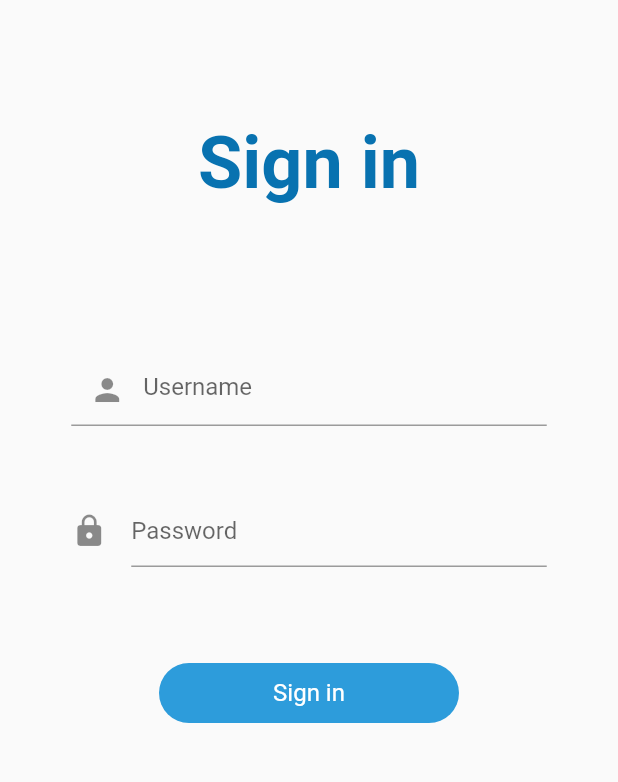
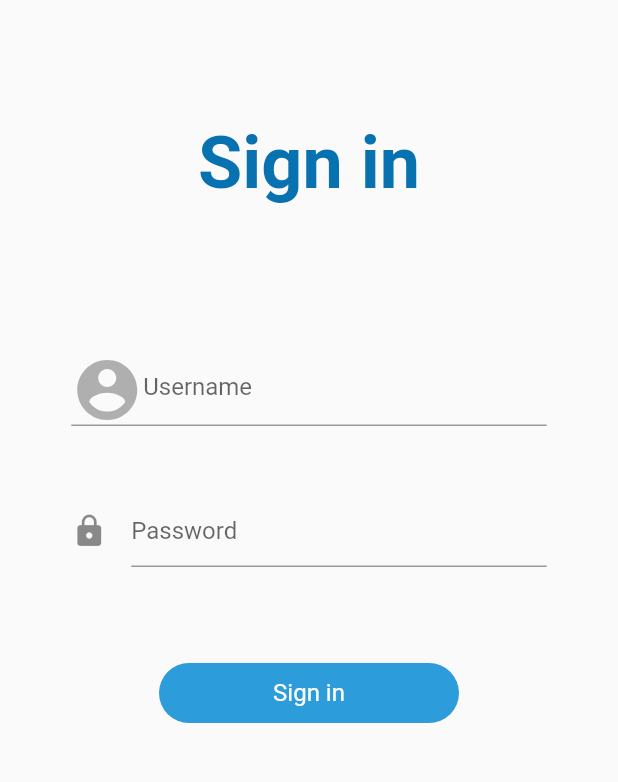
Before and after one commit to MoonCao2211/fa_app, a Flutter app: the screen it shows after launch, on a phone screen of 412 x 824 dp, the part 231-1013 px from its top. Run offline on Flutter 3.47's test engine with Material 2 defaults, Android fonts, the light colour scheme and no system bars; our stand-ins replace flutter_svg.

Commit message:
change icon use svg

```diff
--- a/lib/pages/login_page.dart
+++ b/lib/pages/login_page.dart
@@ -1,5 +1,6 @@
 import 'package:flutter/material.dart';
 import 'package:flutter/src/widgets/framework.dart';
+import 'package:flutter_svg/flutter_svg.dart';
 
 class LoginPage extends StatefulWidget {
   const LoginPage({super.key});
@@ -42,9 +43,10 @@ class _LoginPage extends State<LoginPage> {
             ),
             Container(
               width: 317,
-              child: const TextField(
+              child: TextField(
                 decoration: InputDecoration(
-                  prefixIcon: Icon(Icons.person),
+                  prefixIcon:
+                      SvgPicture.asset('assets/images/icons/ic_account.svg'),
                   hintText: "Username",
                   // hintStyle:
                 ),
--- a/pubspec.yaml
+++ b/pubspec.yaml
@@ -36,6 +36,7 @@ dependencies:
   # The following adds the Cupertino Icons font to your application.
   # Use with the CupertinoIcons class for iOS style icons.
   cupertino_icons: ^1.0.2
+  flutter_svg: ^1.1.6
 
 dev_dependencies:
   flutter_test:
@@ -62,6 +63,7 @@ flutter:
   # To add assets to your application, add an assets section, like this:
   assets:
     - assets/images/images/
+    - assets/images/icons/
 
   # An image asset can refer to one or more resolution-specific "variants", see
   # https://flutter.dev/assets-and-images/#resolution-aware
```
